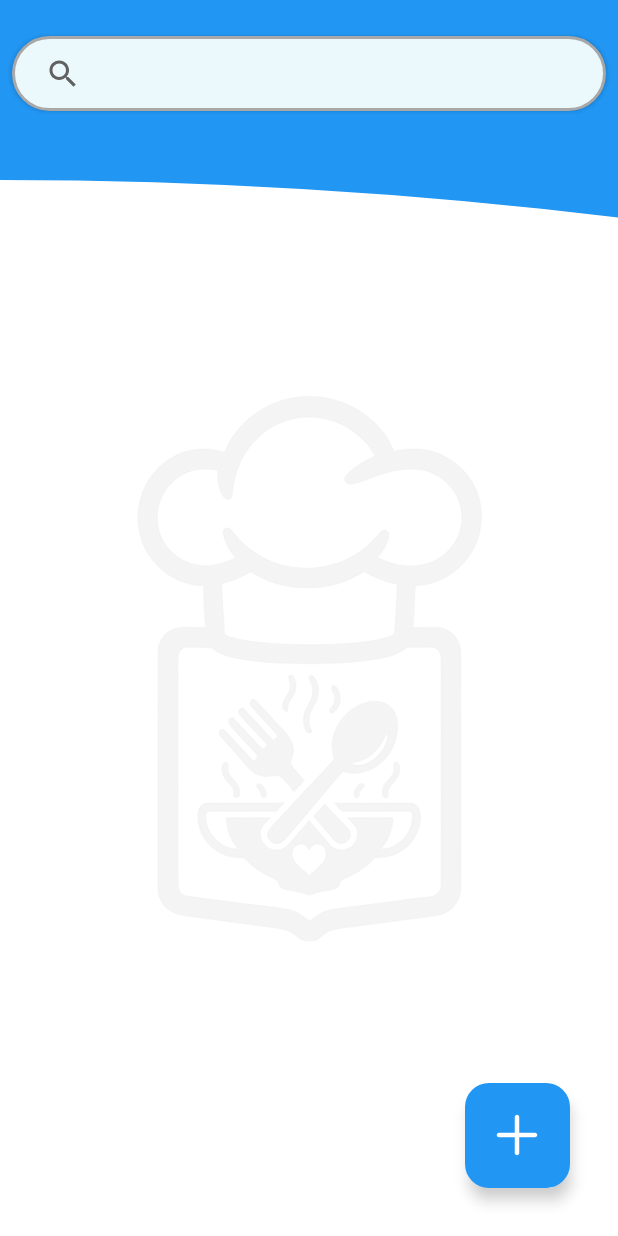
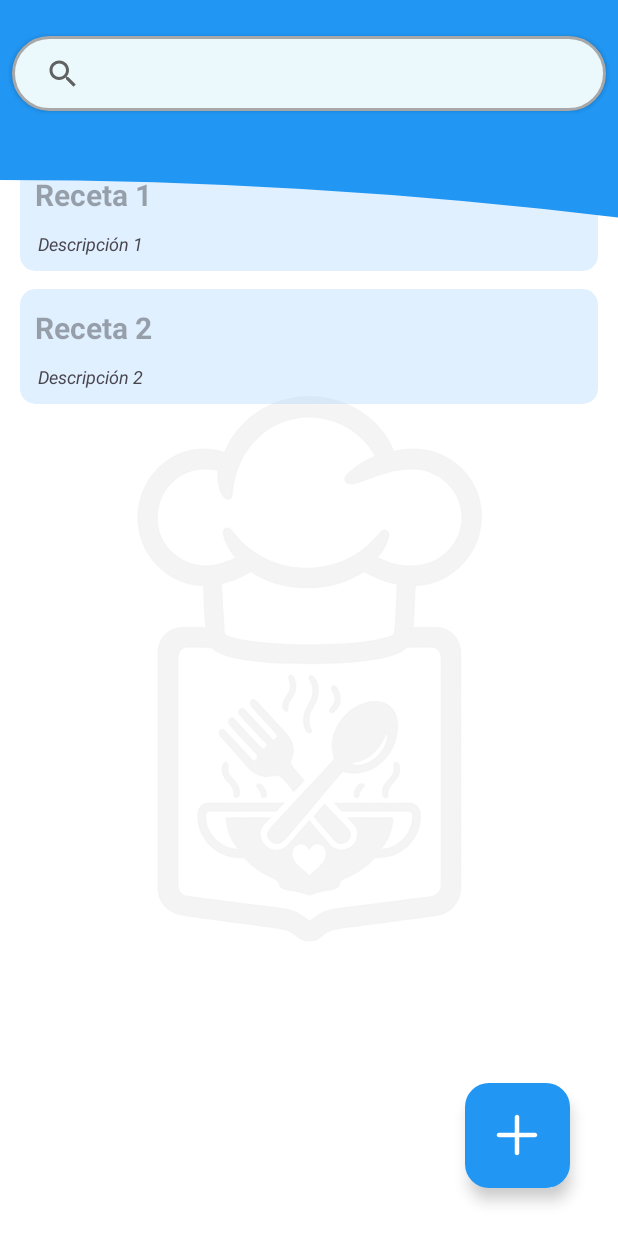
Before and after one commit to overdrive80/RecetasDigitales, an Android app: the screen it shows after launch (RecetasActivity), on a phone screen of 412 x 824 dp. Run offline under Robolectric (Android 15) with nearby library versions, the phone set to English and light mode, and no system bars; our stand-ins replace Room's generated code.

Commit message:
Añadido RecyclerView que lista las recetas.

```diff
--- a/app/src/main/AndroidManifest.xml
+++ b/app/src/main/AndroidManifest.xml
@@ -11,7 +11,7 @@
         android:supportsRtl="true"
         android:theme="@style/Theme.RecetasDigitales">
         <activity
-            android:name=".view.RecetasActivity"
+            android:name=".view.listarecetas.RecetasActivity"
             android:exported="true">
             <intent-filter>
                 <action android:name="android.intent.action.MAIN" />
--- a/app/src/main/java/org/overdrive/recetasdigitales/model/RecetarioRepositorio.java
+++ b/app/src/main/java/org/overdrive/recetasdigitales/model/RecetarioRepositorio.java
@@ -2,9 +2,14 @@ package org.overdrive.recetasdigitales.model;
 
 import android.content.Context;
 
+import androidx.lifecycle.LiveData;
+
 import org.overdrive.recetasdigitales.model.dao.IngredienteDAO;
 import org.overdrive.recetasdigitales.model.dao.PasoDAO;
 import org.overdrive.recetasdigitales.model.dao.RecetaDAO;
+import org.overdrive.recetasdigitales.model.entidades.Receta;
+
+import java.util.List;
 
 public class RecetarioRepositorio {
     private static final String TAG = RecetarioRepositorio.class.getSimpleName();
@@ -24,4 +29,8 @@ public class RecetarioRepositorio {
         this.mPasoDAO = mdb.pasoDAO();
 
     }
+
+    public LiveData<List<Receta>> getTodasRecetas() {
+        return mRecetaDAO.getTodasRecetas();
+    }
 }
--- a/app/src/main/java/org/overdrive/recetasdigitales/model/dao/RecetaDAO.java
+++ b/app/src/main/java/org/overdrive/recetasdigitales/model/dao/RecetaDAO.java
@@ -26,6 +26,15 @@ public interface RecetaDAO {
     @Query("SELECT * FROM recetas")
     LiveData<List<RecetaCompleta>> getTodasRecetasCompletas();
 
+    // Obtener solo receta
+    @Query("SELECT * FROM recetas WHERE idReceta = :id")
+    LiveData<Receta> getReceta(int id);
+
+    // Obtener todas recetas
+    @Query("SELECT * FROM recetas")
+    LiveData<List<Receta>> getTodasRecetas();
+
     @Insert(onConflict = OnConflictStrategy.IGNORE)
     long insertarReceta(Receta receta);
+
 }
--- a/app/src/main/java/org/overdrive/recetasdigitales/view/RecetasActivity.java
+++ /dev/null
@@ -1,28 +0,0 @@
-package org.overdrive.recetasdigitales.view;
-
-import android.os.Bundle;
-
-import androidx.appcompat.app.AppCompatActivity;
-import androidx.lifecycle.ViewModelProvider;
-
-import org.overdrive.recetasdigitales.R;
-import org.overdrive.recetasdigitales.viewmodel.RecetarioViewModel;
-
-public class RecetasActivity extends AppCompatActivity {
-    private RecetarioViewModel viewModel;
-
-
-    @Override
-    protected void onCreate(Bundle savedInstanceState) {
-        super.onCreate(savedInstanceState);
-
-        setContentView(R.layout.activity_recetas);
-
-        //Para testear la creación de la base de datos antes de implementar Patron Repositorio
-        //Recetario basedatos = Recetario.getInstance(getApplicationContext());
-
-        this.viewModel = new ViewModelProvider(this)
-                .get(RecetarioViewModel.class);
-
-    }
-}
--- /dev/null
+++ b/app/src/main/java/org/overdrive/recetasdigitales/view/listarecetas/RecetasActivity.java
@@ -0,0 +1,43 @@
+package org.overdrive.recetasdigitales.view.listarecetas;
+
+import android.os.Bundle;
+
+import androidx.appcompat.app.AppCompatActivity;
+import androidx.lifecycle.ViewModelProvider;
+import androidx.recyclerview.widget.RecyclerView;
+
+import org.overdrive.recetasdigitales.databinding.ActivityRecetasBinding;
+import org.overdrive.recetasdigitales.viewmodel.RecetarioViewModel;
+
+import java.util.ArrayList;
+
+public class RecetasActivity extends AppCompatActivity {
+    private RecetarioViewModel viewModel;
+    private ActivityRecetasBinding binding;
+    private RecetasAdapter adapter;
+
+
+    @Override
+    protected void onCreate(Bundle savedInstanceState) {
+        super.onCreate(savedInstanceState);
+
+        binding = ActivityRecetasBinding.inflate(getLayoutInflater());
+        setContentView(binding.getRoot());
+
+        //Para testear la creación de la base de datos antes de implementar Patron Repositorio
+        //Recetario basedatos = Recetario.getInstance(getApplicationContext());
+        this.viewModel = new ViewModelProvider(this)
+                .get(RecetarioViewModel.class);
+
+        // Creamos la instancia del adapter, es unica.
+        adapter = new RecetasAdapter(new ArrayList<>(), this);
+        binding.rvRecetas.setAdapter(adapter);
+
+        // Observamos cambios en la lista de recetas y actualizamos el adaptador
+        viewModel.getTodasRecetas().observe(this, recetas -> {
+            // Crear un nuevo objeto adapter en cada actualización que emite Room
+            // tiene efectos indeseados, como perder posición del scroll del Recycler.
+            adapter.actualizarDatos(recetas);
+        });
+    }
+}
--- /dev/null
+++ b/app/src/main/java/org/overdrive/recetasdigitales/view/listarecetas/RecetasAdapter.java
@@ -0,0 +1,69 @@
+package org.overdrive.recetasdigitales.view.listarecetas;
+
+import android.content.Context;
+import android.util.Log;
+import android.view.LayoutInflater;
+import android.view.ViewGroup;
+
+import androidx.annotation.NonNull;
+import androidx.recyclerview.widget.RecyclerView;
+
+import org.overdrive.recetasdigitales.databinding.RecyclerRecetasItemBinding;
+import org.overdrive.recetasdigitales.model.entidades.Receta;
+
+import java.util.List;
+
+/**
+ * Esta clase recibe los datos y los pasa al ViewHolder
+ */
+public class RecetasAdapter extends RecyclerView.Adapter<RecetasViewHolder>{
+    private List<Receta> recetas;
+    private Context contexto;
+    private static final String TAG = "RecetasAdapter";
+
+
+    public RecetasAdapter(List<Receta> recetas, Context contexto) {
+        this.recetas = recetas;
+        this.contexto = contexto;
+    }
+
+    @NonNull
+    @Override
+    public RecetasViewHolder onCreateViewHolder(@NonNull ViewGroup parent, int viewType) {
+        Log.d(TAG, "parent: " + parent.toString());
+
+        //El LayoutInflater nos permite convertir el archivo XML del layout
+        // en objetos View que Android puede mostrar
+        LayoutInflater inflater = LayoutInflater.from(parent.getContext());
+
+        //El metodo estático inflate() del binding nos permite construir la vista del ítem a partir del XML.
+        RecyclerRecetasItemBinding binding = RecyclerRecetasItemBinding.inflate(inflater, parent, false);
+
+        return new RecetasViewHolder(binding) ;
+    }
+
+    @Override
+    public void onBindViewHolder(@NonNull RecetasViewHolder holder, int position) {
+        // Aqui pasamos cada objeto al ViewHolder
+        Receta receta = recetas.get(position);
+        holder.bind(receta);
+
+    }
+
+    @Override
+    public int getItemCount() {
+        return recetas == null ? 0 : recetas.size();
+    }
+
+    /**
+     * Actualizar datos del adapter y nofiticar cambios al recyclerView.
+     *
+     * Permite optimizar el uso del recyclerview.
+     *
+     * @param nuevasRecetas
+     */
+    public void actualizarDatos(List<Receta> nuevasRecetas) {
+        this.recetas = nuevasRecetas;
+        notifyDataSetChanged();
+    }
+}
--- /dev/null
+++ b/app/src/main/java/org/overdrive/recetasdigitales/view/listarecetas/RecetasViewHolder.java
@@ -0,0 +1,33 @@
+package org.overdrive.recetasdigitales.view.listarecetas;
+
+import android.view.View;
+import android.widget.TextView;
+
+import androidx.annotation.NonNull;
+import androidx.recyclerview.widget.RecyclerView;
+
+
+import org.overdrive.recetasdigitales.databinding.RecyclerRecetasItemBinding;
+import org.overdrive.recetasdigitales.model.entidades.Receta;
+
+/**
+ * Esta clase representa un contenedor que almacena las referencias a las vistas del ITEM
+ * y facilita la asignación de los datos a dichas vistas.
+ *
+ * Responsabilidad: vincular datos a vistas
+ */
+public class RecetasViewHolder extends RecyclerView.ViewHolder {
+    private RecyclerRecetasItemBinding binding;
+
+    public RecetasViewHolder(@NonNull RecyclerRecetasItemBinding binding) {
+        super(binding.getRoot());
+        this.binding = binding;
+
+    }
+
+    // Aqui se vinculan los datos con las vistas
+    public void bind(Receta receta) {
+        binding.tvTituloReceta.setText(receta.getTitulo());
+        binding.tvDescripcion.setText(receta.getDescripcion());
+    }
+}
--- a/app/src/main/java/org/overdrive/recetasdigitales/viewmodel/RecetarioViewModel.java
+++ b/app/src/main/java/org/overdrive/recetasdigitales/viewmodel/RecetarioViewModel.java
@@ -4,8 +4,12 @@ import android.app.Application;
 
 import androidx.annotation.NonNull;
 import androidx.lifecycle.AndroidViewModel;
+import androidx.lifecycle.LiveData;
 
 import org.overdrive.recetasdigitales.model.RecetarioRepositorio;
+import org.overdrive.recetasdigitales.model.entidades.Receta;
+
+import java.util.List;
 
 public class RecetarioViewModel extends AndroidViewModel {
     private final RecetarioRepositorio repo;
@@ -17,4 +21,8 @@ public class RecetarioViewModel extends AndroidViewModel {
         this.repo = new RecetarioRepositorio(application);
 
     }
+
+    public LiveData<List<Receta>> getTodasRecetas(){
+        return this.repo.getTodasRecetas();
+    }
 }
--- a/app/src/main/res/layout/activity_recetas.xml
+++ b/app/src/main/res/layout/activity_recetas.xml
@@ -6,7 +6,7 @@
     android:layout_width="match_parent"
     android:layout_height="match_parent"
     android:fitsSystemWindows="true"
-    tools:context=".view.RecetasActivity">
+    tools:context=".view.listarecetas.RecetasActivity">
 
     <ImageView
         android:id="@+id/logo_app"
@@ -60,7 +60,7 @@
 
 
     <androidx.recyclerview.widget.RecyclerView
-        android:id="@+id/recyclerView"
+        android:id="@+id/rvRecetas"
         android:layout_width="0dp"
         android:layout_height="0dp"
         android:layout_marginStart="8dp"
@@ -68,10 +68,12 @@
         android:layout_marginEnd="8dp"
         android:layout_marginBottom="8dp"
         android:elevation="0dp"
+        app:layoutManager="androidx.recyclerview.widget.LinearLayoutManager"
         app:layout_constraintBottom_toBottomOf="parent"
         app:layout_constraintEnd_toEndOf="parent"
         app:layout_constraintStart_toStartOf="parent"
-        app:layout_constraintTop_toBottomOf="@+id/searchView" />
+        app:layout_constraintTop_toBottomOf="@+id/searchView"
+        tools:listitem = "@layout/recycler_recetas_item"/>
 
     <com.google.android.material.floatingactionbutton.FloatingActionButton
         android:id="@+id/floatingActionButton"
@@ -89,5 +91,6 @@
         app:tint="@android:color/white"
         app:backgroundTint="?attr/colorPrimary"
         app:rippleColor="?attr/colorOnPrimaryContainer"
-        tools:ignore="SpeakableTextPresentCheck" />
+        tools:ignore="SpeakableTextPresentCheck"
+        />
 </androidx.constraintlayout.widget.ConstraintLayout>
--- /dev/null
+++ b/app/src/main/res/layout/recycler_recetas_item.xml
@@ -0,0 +1,65 @@
+<?xml version="1.0" encoding="utf-8"?>
+<LinearLayout xmlns:android="http://schemas.android.com/apk/res/android"
+    xmlns:app="http://schemas.android.com/apk/res-auto"
+    xmlns:tools="http://schemas.android.com/tools"
+    android:layout_width="match_parent"
+    android:layout_height="wrap_content"
+    android:focusableInTouchMode="true">
+
+    <androidx.cardview.widget.CardView
+        android:layout_width="match_parent"
+        android:layout_height="wrap_content"
+        android:backgroundTint="#4790CAF9"
+        android:focusable="true"
+        app:cardCornerRadius="10dp"
+        app:cardElevation="0dp"
+        app:cardPreventCornerOverlap="true"
+        app:cardUseCompatPadding="true"
+        app:contentPaddingBottom="10dp"
+        app:contentPaddingLeft="10dp"
+        app:contentPaddingRight="10dp"
+        app:contentPaddingTop="2dp">
+
+        <androidx.constraintlayout.widget.ConstraintLayout
+            android:id="@+id/ConstraintLayout"
+            android:layout_width="match_parent"
+            android:layout_height="wrap_content"
+            android:focusable="true"
+            android:minHeight="48dp">
+
+            <TextView
+                android:id="@+id/tvTituloReceta"
+                android:layout_width="0dp"
+                android:layout_height="wrap_content"
+                android:enabled="false"
+                android:gravity="center_vertical"
+                android:minHeight="48dp"
+                android:text="@+string/titulo_receta"
+                android:textSize="20sp"
+                android:textStyle="bold"
+                app:layout_constraintBottom_toTopOf="@+id/tvDescripcion"
+                app:layout_constraintEnd_toEndOf="parent"
+                app:layout_constraintHorizontal_bias="0.0"
+                app:layout_constraintStart_toStartOf="parent"
+                app:layout_constraintTop_toTopOf="parent"
+                tools:ignore="Autofill,LabelFor,VisualLintTextFieldSize" />
+
+            <TextView
+                android:id="@+id/tvDescripcion"
+                android:layout_width="0dp"
+                android:layout_height="wrap_content"
+                android:layout_marginStart="2dp"
+                android:layout_marginEnd="2dp"
+                android:text="@string/breve_descripcion"
+                android:textSize="12sp"
+                android:textStyle="italic"
+                app:layout_constraintBottom_toBottomOf="parent"
+                app:layout_constraintEnd_toEndOf="@+id/tvTituloReceta"
+                app:layout_constraintHorizontal_bias="1.0"
+                app:layout_constraintStart_toStartOf="parent"
+                app:layout_constraintTop_toBottomOf="@+id/tvTituloReceta" />
+
+        </androidx.constraintlayout.widget.ConstraintLayout>
+
+    </androidx.cardview.widget.CardView>
+</LinearLayout>
--- a/app/src/main/res/values/strings.xml
+++ b/app/src/main/res/values/strings.xml
@@ -3,4 +3,6 @@
     <string name="boton_nueva_receta">Botón nueva receta</string>
     <string name="logo_app">logo_app</string>
     <string name="semiesfera_decorativa">semiesfera_decorativa</string>
+    <string name="titulo_receta">Título de la receta</string>
+    <string name="breve_descripcion">Breve descripción de la receta</string>
 </resources>
--- a/settings.gradle.kts
+++ b/settings.gradle.kts
@@ -19,5 +19,5 @@ dependencyResolutionManagement {
     }
 }
 
-rootProject.name = "Recetas Digitales"
+rootProject.name = "recetas_digitales"
 include(":app")
```
Also changed, not shown: app/build.gradle.kts (+5 -7 lines), gradle/libs.versions.toml (+6 -3 lines).
